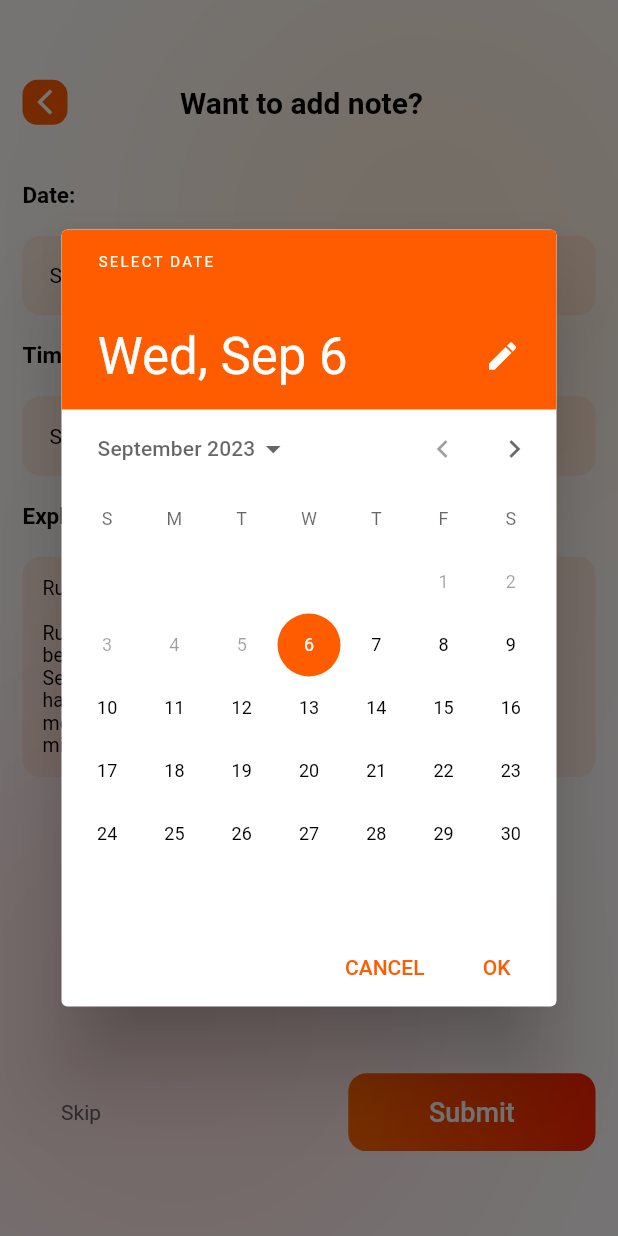
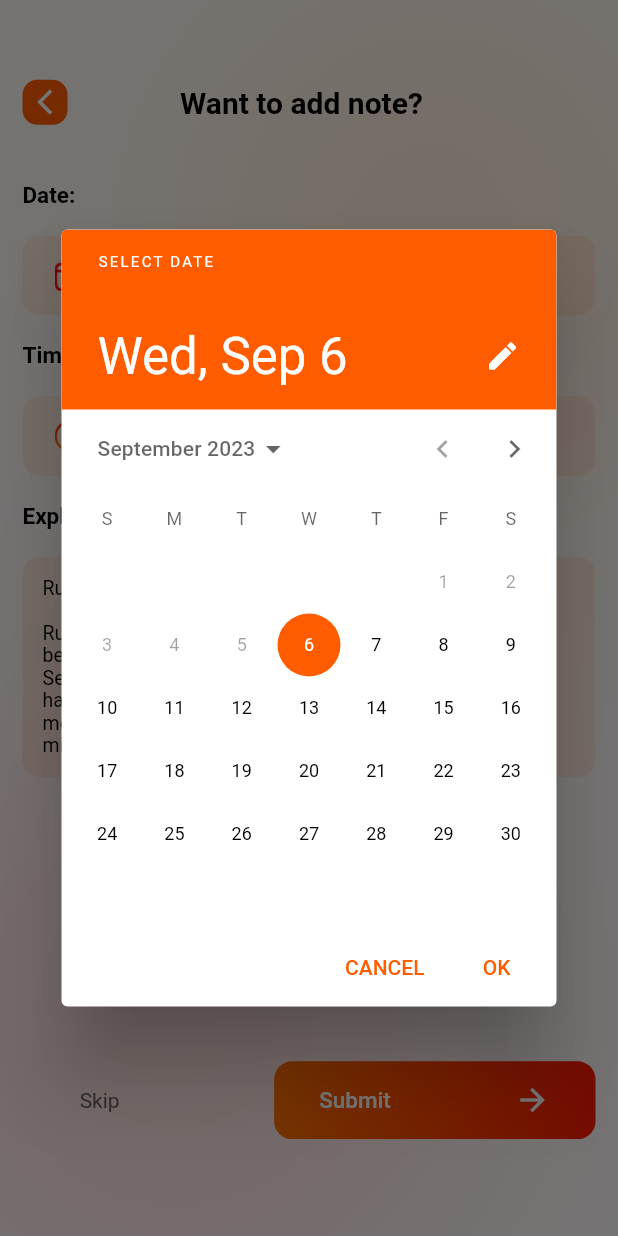
Before and after one commit to ahm226/smiletracker, a Flutter app: the ReminderScreen screen opened directly, after a tap on "Select date", on a phone screen of 412 x 824 dp. Run offline on Flutter 3.47's test engine with Material 2 defaults, Android fonts, the phone set to English and light mode, and no system bars; drawn by our look-alikes of zoom_tap_animation; our stand-ins replace delayed_display, flutter_otp_text_field, flutter_rating_bar, flutter_spinkit, get, image_picker and 2 more; missing offline and left inert: flutter_event_calendar; Roboto replaces fonts that are missing (Poppins).

Commit message:
design completed

```diff
--- a/lib/Helpers/country_number_widget.dart
+++ b/lib/Helpers/country_number_widget.dart
@@ -43,7 +43,7 @@ class _CountryCodePickerState extends State<CountryCodePicker> {
       initialValue: number,
       inputDecoration: InputDecoration(
           prefixIconConstraints:
-              const BoxConstraints(maxHeight: 18, minHeight: 18, minWidth: 60),
+              const BoxConstraints(maxHeight: 20, minHeight: 20, minWidth: 60),
           fillColor: AppColors.primaryColor.withOpacity(0.1),
           filled: true,
           border: InputBorder.none,
--- a/lib/views/home/reminder_screen.dart
+++ b/lib/views/home/reminder_screen.dart
@@ -6,6 +6,7 @@ import 'package:smiletracker/Helpers/custom_widgets.dart';
 import 'package:smiletracker/Helpers/globalvariables.dart';
 import 'package:smiletracker/Helpers/page_navigation.dart';
 import 'package:smiletracker/views/home/mood_screen.dart';
+import 'package:zoom_tap_animation/zoom_tap_animation.dart';
 
 class ReminderScreen extends StatefulWidget {
   const ReminderScreen({Key? key}) : super(key: key);
@@ -279,20 +280,12 @@ class _ReminderScreenState extends State<ReminderScreen> {
                   ),
                   child: Padding(
                     padding: const EdgeInsets.all(8.0),
-                    child: Padding(
-                      padding: const EdgeInsets.only(left: 10, right: 10),
                     child: Row(
                       crossAxisAlignment: CrossAxisAlignment.center,
                       mainAxisAlignment: MainAxisAlignment.spaceBetween,
                       children: <Widget>[
-                          InkWell(
-                            child: Text(_selectedDate,
-                                textAlign: TextAlign.center,
-                                style: const TextStyle(color: Colors.black)),
-                            onTap: () {
-                              _selectDate(context);
-                            },
-                          ),
+                        Row(
+                          children: [
                             IconButton(
                               icon: Image.asset(
                                 "assest/images/calenderIcon.png",
@@ -304,8 +297,35 @@ class _ReminderScreenState extends State<ReminderScreen> {
                                 _selectDate(context);
                               },
                             ),
+                            InkWell(
+                              child: Text(
+                                _selectedDate,
+                                textAlign: TextAlign.center,
+                                style: TextStyle(
+                                  color: Colors.black,
+                                  fontSize: 15,
+                                  fontWeight: FontWeight.w500,
+                                  fontFamily: 'Poppins',
+                                ),
+                              ),
+                              onTap: () {
+                                _selectDate(context);
+                              },
+                            ),
                           ],
                         ),
+                        IconButton(
+                          icon: Image.asset(
+                            "assest/images/dropDown.png",
+                            height: 10,
+                            width: 10,
+                          ),
+                          tooltip: 'Select date',
+                          onPressed: () {
+                            _selectDate(context);
+                          },
+                        ),
+                      ],
                     ),
                   ),
                 ),
@@ -335,23 +355,15 @@ class _ReminderScreenState extends State<ReminderScreen> {
                   ),
                   child: Padding(
                     padding: const EdgeInsets.all(8.0),
-                    child: Padding(
-                      padding: const EdgeInsets.only(left: 10, right: 10),
                     child: Row(
                       crossAxisAlignment: CrossAxisAlignment.center,
                       mainAxisAlignment: MainAxisAlignment.spaceBetween,
                       children: <Widget>[
-                          InkWell(
-                            child: Text(_selectedTime,
-                                textAlign: TextAlign.center,
-                                style: const TextStyle(color: Colors.black)),
-                            onTap: () {
-                              _selectTime(context);
-                            },
-                          ),
+                        Row(
+                          children: [
                             IconButton(
                               icon: Image.asset(
-                              "assest/images/calenderIcon.png",
+                                "assest/images/clock.png",
                                 height: 30,
                                 width: 30,
                               ),
@@ -360,8 +372,35 @@ class _ReminderScreenState extends State<ReminderScreen> {
                                 _selectTime(context);
                               },
                             ),
+                            InkWell(
+                              child: Text(
+                                _selectedTime,
+                                textAlign: TextAlign.center,
+                                style: TextStyle(
+                                  color: Colors.black,
+                                  fontSize: 15,
+                                  fontWeight: FontWeight.w500,
+                                  fontFamily: 'Poppins',
+                                ),
+                              ),
+                              onTap: () {
+                                _selectTime(context);
+                              },
+                            ),
                           ],
                         ),
+                        IconButton(
+                          icon: Image.asset(
+                            "assest/images/dropDown.png",
+                            height: 10,
+                            width: 10,
+                          ),
+                          tooltip: 'Select Time',
+                          onPressed: () {
+                            _selectTime(context);
+                          },
+                        ),
+                      ],
                     ),
                   ),
                 ),
@@ -425,14 +464,58 @@ class _ReminderScreenState extends State<ReminderScreen> {
                       ),
                     ),
                     SizedBox(
-                      width: 40.w,
+                      width: 25.w,
                     ),
-                    CustomButton(
-                      width: 40.w,
-                      buttonText: 'Submit',
+                    ZoomTapAnimation(
                       onTap: () {
                         reminderSuccess(context);
                       },
+                      onLongTap: () {},
+                      enableLongTapRepeatEvent: false,
+                      longTapRepeatDuration: const Duration(milliseconds: 100),
+                      begin: 1.0,
+                      end: 0.93,
+                      beginDuration: const Duration(milliseconds: 20),
+                      endDuration: const Duration(milliseconds: 120),
+                      beginCurve: Curves.decelerate,
+                      endCurve: Curves.fastOutSlowIn,
+                      child: Container(
+                          padding: const EdgeInsets.symmetric(horizontal: 20),
+                          width: 52.w,
+                          height: 52,
+                          decoration: BoxDecoration(
+                            borderRadius: BorderRadius.circular(12),
+                            image: DecorationImage(
+                              image:
+                                  AssetImage("assest/images/btnRectangle.png"),
+                              fit: BoxFit.cover,
+                            ),
+                          ),
+                          child: Center(
+                            child: Padding(
+                              padding:
+                                  const EdgeInsets.only(left: 10, right: 10),
+                              child: Row(
+                                mainAxisAlignment:
+                                    MainAxisAlignment.spaceBetween,
+                                children: [
+                                  Text(
+                                    "Submit",
+                                    style: TextStyle(
+                                      color: Colors.white,
+                                      fontSize: 15,
+                                      fontWeight: FontWeight.w500,
+                                      fontFamily: 'Poppins',
+                                    ),
+                                  ),
+                                  Icon(
+                                    Icons.arrow_forward,
+                                    color: Colors.white,
+                                  )
+                                ],
+                              ),
+                            ),
+                          )),
                     ),
                   ],
                 ),
--- a/lib/views/onboarding/splashScreen.dart
+++ b/lib/views/onboarding/splashScreen.dart
@@ -2,7 +2,7 @@ import 'package:flutter/material.dart';
 import 'package:flutter_spinkit/flutter_spinkit.dart';
 import 'package:get/get.dart';
 import 'package:sizer/sizer.dart';
-import 'package:smiletracker/views/auth/loginScreen.dart';
+import 'package:smiletracker/views/home/smily_face.dart';
 
 class splashScreen extends StatefulWidget {
   const splashScreen({Key? key}) : super(key: key);
@@ -14,8 +14,8 @@ class splashScreen extends StatefulWidget {
 class _splashScreenState extends State<splashScreen> {
   getData() {
     Future.delayed(const Duration(milliseconds: 5000), () {
-      Get.offAll(() => const LoginScreen());
-      // Get.offAll(() => const EmojiRatingApp());
+      // Get.offAll(() => const LoginScreen());
+      Get.offAll(() => const EmojiRatingApp());
     });
   }
 
```
Also changed, not shown: lib/views/subscription/sub_plans.dart (+32 -21 lines), assest/images/clock.png (added), assest/images/smallRecBtn.png (added). Lines whose indentation alone changed are shown as unchanged.
